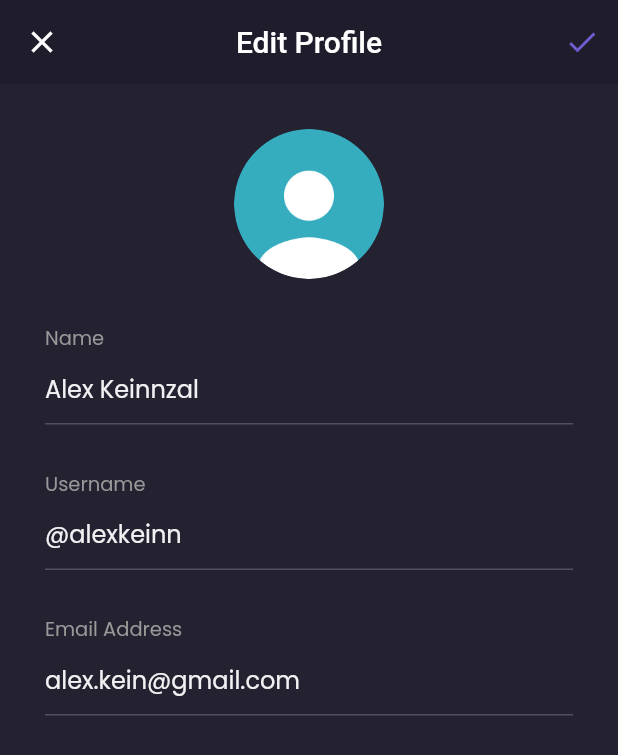
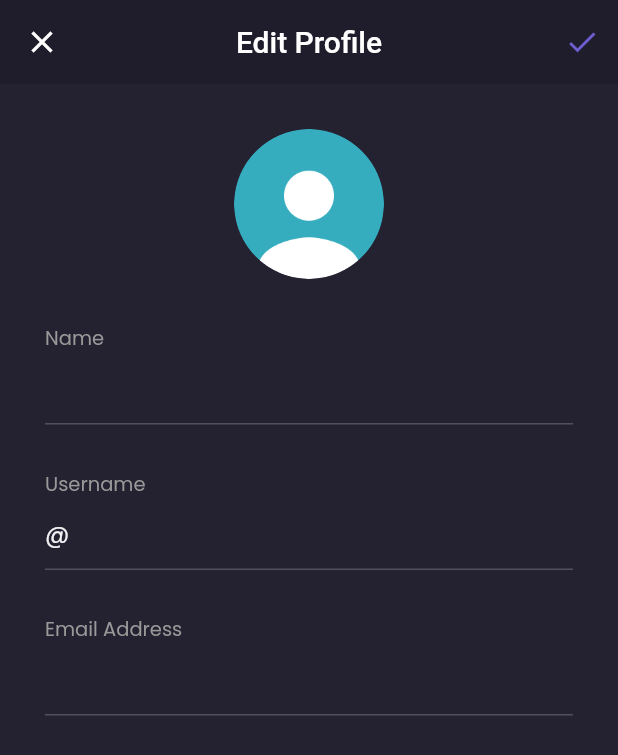
Before and after one commit to nenofetch/bwa_frontend_flutter, a Flutter app: the EditProfilePage screen opened by its route, on a phone screen of 412 x 824 dp. Shown: the top 755 px of the screen. Run offline on Flutter 3.47's test engine with Material 2 defaults, Android fonts, the phone set to English and light mode, and no system bars; our stand-ins replace carousel_slider, google_fonts; accounts and stored records are empty.

Commit message:
chore: update edit profile page

```diff
--- a/lib/pages/edit_profile_page.dart
+++ b/lib/pages/edit_profile_page.dart
@@ -1,4 +1,7 @@
 import 'package:flutter/material.dart';
+import 'package:provider/provider.dart';
+import 'package:shamo_frontend/models/user_model.dart';
+import 'package:shamo_frontend/providers/auth_provider.dart';
 import 'package:shamo_frontend/themes.dart';
 
 class EditProfilePage extends StatelessWidget {
@@ -6,6 +9,9 @@
 
   @override
   Widget build(BuildContext context) {
+    AuthProvider authProvider = Provider.of<AuthProvider>(context);
+    UserModel user = authProvider.user;
+
     PreferredSizeWidget header() {
       return AppBar(
         leading: IconButton(
@@ -50,7 +56,7 @@
             TextFormField(
               style: primaryTextStyle,
               decoration: InputDecoration(
-                hintText: 'Alex Keinnzal',
+                hintText: '${user.name}',
                 hintStyle: primaryTextStyle,
                 enabledBorder: UnderlineInputBorder(
                   borderSide: BorderSide(
@@ -81,7 +87,7 @@
             TextFormField(
               style: primaryTextStyle,
               decoration: InputDecoration(
-                hintText: '@alexkeinn',
+                hintText: '@${user.username}',
                 hintStyle: primaryTextStyle,
                 enabledBorder: UnderlineInputBorder(
                   borderSide: BorderSide(
@@ -112,7 +118,7 @@
             TextFormField(
               style: primaryTextStyle,
               decoration: InputDecoration(
-                hintText: 'alex.kein@gmail.com',
+                hintText: '${user.email}',
                 hintStyle: primaryTextStyle,
                 enabledBorder: UnderlineInputBorder(
                   borderSide: BorderSide(
```
